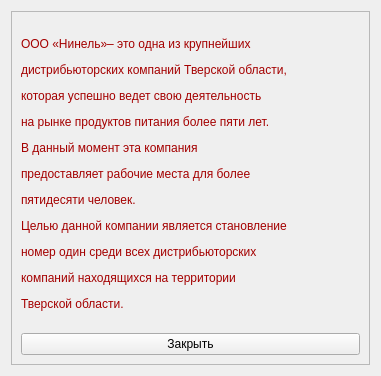
Before: the Qt Designer form src/WarehouseSystemInfoOfCompanyWidget.ui in Belov1807/-WarehouseSystem, drawn with Qt 5.
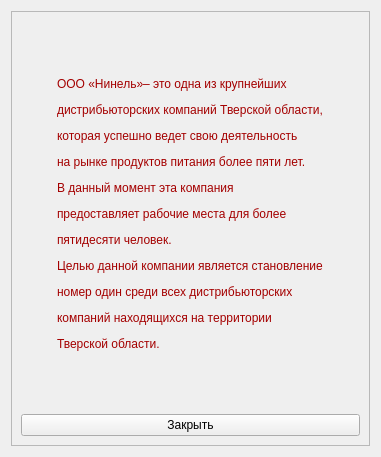
After: the same form once the commit is applied.

```diff
--- a/src/WarehouseSystemInfoOfCompanyWidget.ui
+++ b/src/WarehouseSystemInfoOfCompanyWidget.ui
@@ -7,7 +7,7 @@
     <x>0</x>
     <y>0</y>
     <width>381</width>
-    <height>376</height>
+    <height>457</height>
    </rect>
   </property>
   <property name="windowTitle">
@@ -23,7 +23,7 @@
       <enum>QFrame::Raised</enum>
      </property>
      <layout class="QGridLayout" name="gridLayout_2">
-      <item row="0" column="0">
+      <item row="0" column="0" alignment="Qt::AlignHCenter">
        <widget class="QLabel" name="lInfo">
         <property name="text">
          <string>&lt;html&gt;&lt;head/&gt;&lt;body&gt;&lt;p align=&quot;justify&quot;&gt;&lt;span style=&quot; color:#a40000;&quot;&gt;ООО «Нинель»– это одна из крупнейших &lt;/span&gt;&lt;/p&gt;&lt;p align=&quot;justify&quot;&gt;&lt;span style=&quot; color:#a40000;&quot;&gt;дистрибьюторских компаний Тверской области,&lt;/span&gt;&lt;/p&gt;&lt;p align=&quot;justify&quot;&gt;&lt;span style=&quot; color:#a40000;&quot;&gt;которая успешно ведет свою деятельность &lt;/span&gt;&lt;/p&gt;&lt;p align=&quot;justify&quot;&gt;&lt;span style=&quot; color:#a40000;&quot;&gt;на рынке продуктов питания более пяти лет. &lt;/span&gt;&lt;/p&gt;&lt;p align=&quot;justify&quot;&gt;&lt;span style=&quot; color:#a40000;&quot;&gt;В данный момент эта компания&lt;/span&gt;&lt;/p&gt;&lt;p align=&quot;justify&quot;&gt;&lt;span style=&quot; color:#a40000;&quot;&gt;предоставляет рабочие места для более &lt;/span&gt;&lt;/p&gt;&lt;p align=&quot;justify&quot;&gt;&lt;span style=&quot; color:#a40000;&quot;&gt;пятидесяти человек. &lt;/span&gt;&lt;/p&gt;&lt;p align=&quot;justify&quot;&gt;&lt;span style=&quot; color:#a40000;&quot;&gt;Целью данной компании является становление&lt;/span&gt;&lt;/p&gt;&lt;p align=&quot;justify&quot;&gt;&lt;span style=&quot; color:#a40000;&quot;&gt;номер один среди всех дистрибьюторских &lt;/span&gt;&lt;/p&gt;&lt;p align=&quot;justify&quot;&gt;&lt;span style=&quot; color:#a40000;&quot;&gt;компаний находящихся на территории &lt;/span&gt;&lt;/p&gt;&lt;p align=&quot;justify&quot;&gt;&lt;span style=&quot; color:#a40000;&quot;&gt;Тверской области.&lt;/span&gt;&lt;/p&gt;&lt;/body&gt;&lt;/html&gt;</string>
```
